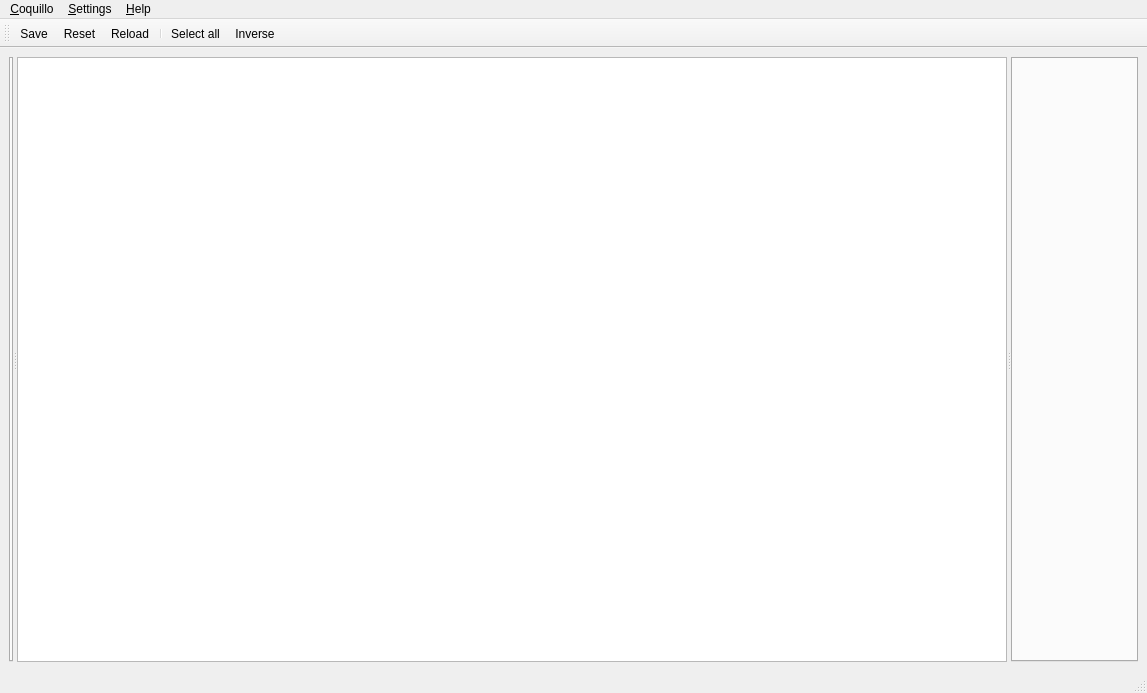
First picture: the form in ui/mainwindow.ui, repository sjuvonen/coquillo, before the edit.
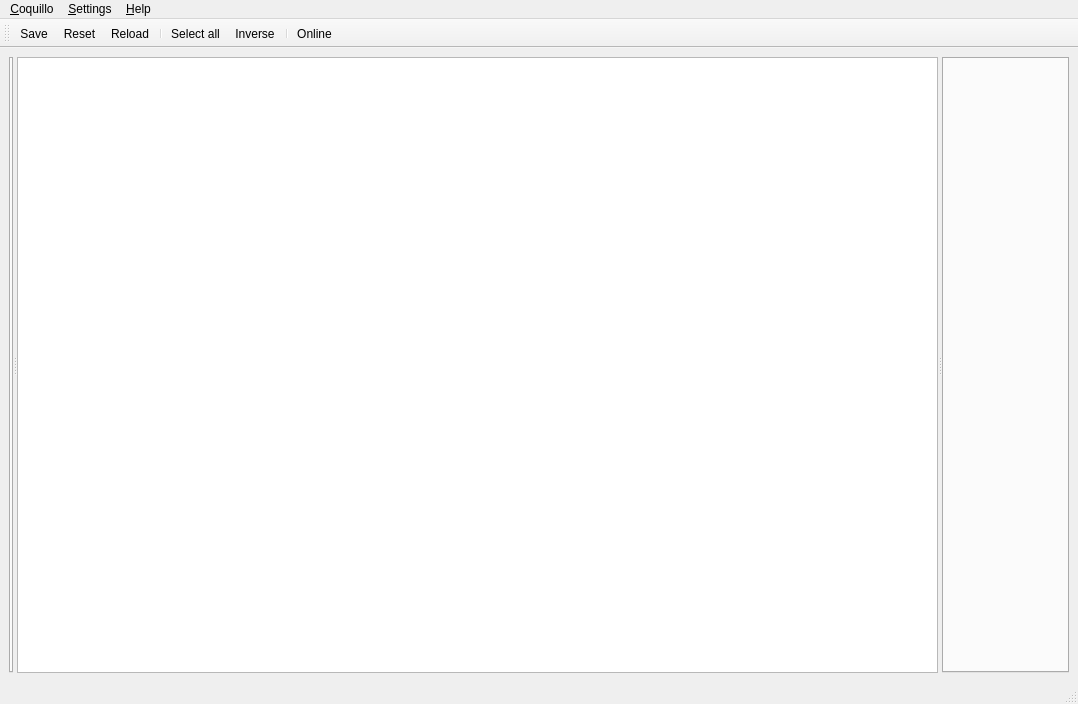
Second picture: the form after the edit. Icons and pictures are not drawn.

Commit message: Add button for opening tag search dialog from main window

Patch:
```diff
--- a/ui/mainwindow.ui
+++ b/ui/mainwindow.ui
@@ -6,8 +6,8 @@
    <rect>
     <x>0</x>
     <y>0</y>
-    <width>1147</width>
-    <height>693</height>
+    <width>1078</width>
+    <height>704</height>
    </rect>
   </property>
   <property name="windowTitle">
@@ -92,7 +92,7 @@
     <rect>
      <x>0</x>
      <y>0</y>
-     <width>1147</width>
+     <width>1078</width>
      <height>21</height>
     </rect>
    </property>
@@ -137,6 +137,8 @@
    <addaction name="separator"/>
    <addaction name="actionSelect_all"/>
    <addaction name="actionInvert"/>
+   <addaction name="separator"/>
+   <addaction name="actionSearch"/>
   </widget>
   <action name="action_About_Coquillo">
    <property name="text">
@@ -263,6 +265,20 @@
     <string>Ctrl+Z</string>
    </property>
   </action>
+  <action name="actionSearch">
+   <property name="checkable">
+    <bool>true</bool>
+   </property>
+   <property name="icon">
+    <iconset theme="edit-find"/>
+   </property>
+   <property name="text">
+    <string>Online</string>
+   </property>
+   <property name="toolTip">
+    <string>Search tags online</string>
+   </property>
+  </action>
  </widget>
  <tabstops>
   <tabstop>tools</tabstop>
```
Left out of the diff: 17 changed lines with no effect on the pictures. The commit also changes 3 other files.
